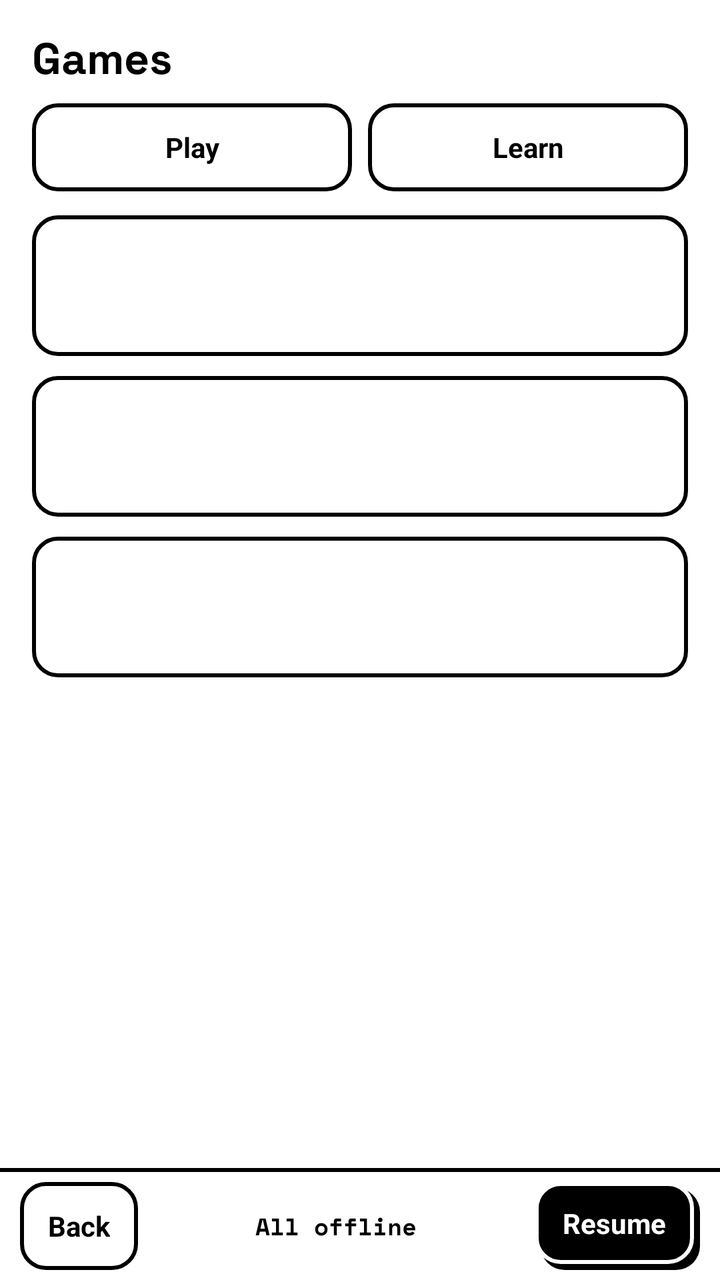
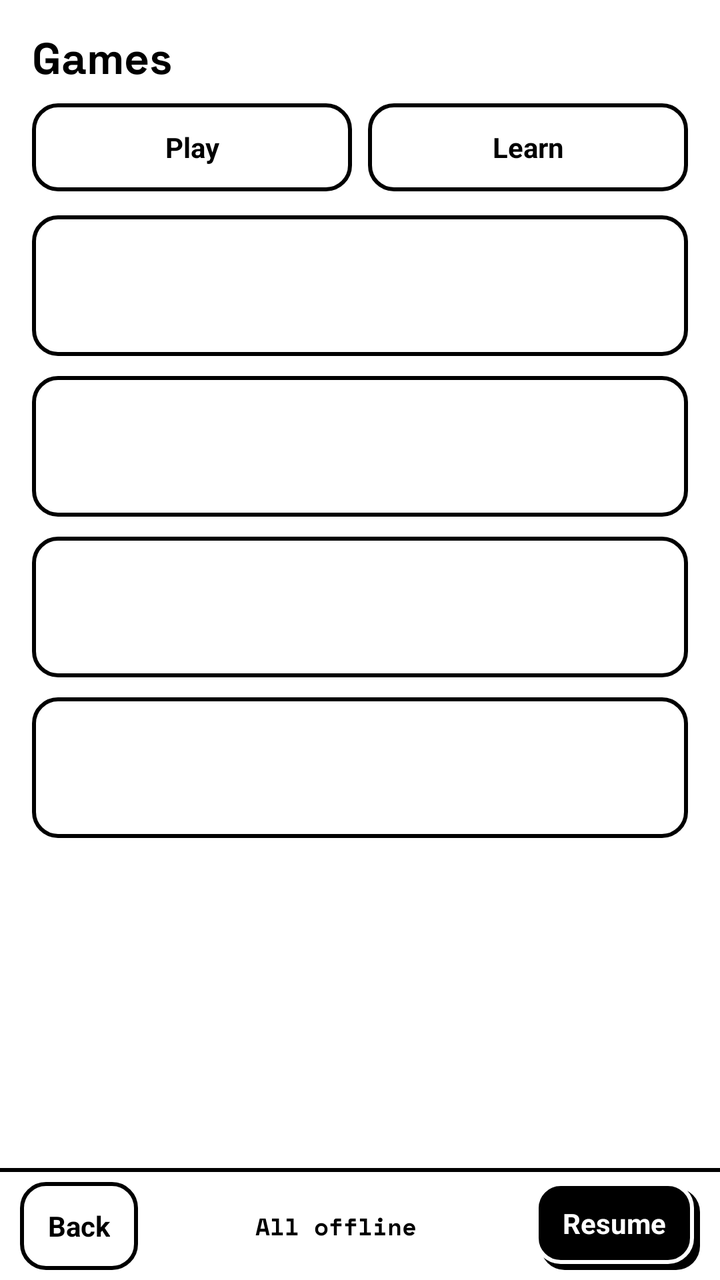

The first picture is an Android layout as it rendered before a commit; the second is the same layout after the commit. The layout source and the unified diff follow.
<!-- AndroidManifest.xml: application theme AppTheme -->
<!-- res/layout/games.xml -->
<?xml version="1.0" encoding="utf-8"?>
<FrameLayout xmlns:android="http://schemas.android.com/apk/res/android"
    android:layout_width="match_parent"
    android:layout_height="match_parent">

    <LinearLayout
        android:layout_width="match_parent"
        android:layout_height="match_parent"
        android:orientation="vertical">

        <TextView
            style="@style/Ds.Title"
            android:paddingLeft="16dp"
            android:paddingTop="12dp"
            android:paddingRight="16dp"
            android:text="@string/tab_games" />

        <LinearLayout
            android:layout_width="match_parent"
            android:layout_height="wrap_content"
            android:orientation="horizontal"
            android:paddingLeft="16dp"
            android:paddingTop="8dp"
            android:paddingRight="16dp">

            <TextView
                android:id="@+id/tab_play"
                style="@style/Ds.Button"
                android:layout_width="0dp"
                android:layout_weight="1"
                android:layout_marginRight="8dp"
                android:text="@string/games_play" />

            <TextView
                android:id="@+id/tab_learn"
                style="@style/Ds.Button"
                android:layout_width="0dp"
                android:layout_weight="1"
                android:text="@string/games_learn" />
        </LinearLayout>

        <LinearLayout
            android:id="@+id/play"
            android:layout_width="match_parent"
            android:layout_height="0dp"
            android:layout_weight="1"
            android:orientation="vertical"
            android:paddingLeft="16dp"
            android:paddingTop="12dp"
            android:paddingRight="16dp">

            <include android:id="@+id/game_sudoku" layout="@layout/game_tile" />

            <include android:id="@+id/game_mines" layout="@layout/game_tile" />

            <include android:id="@+id/game_lights" layout="@layout/game_tile" />
        </LinearLayout>

        <LinearLayout
            android:id="@+id/learn"
            android:layout_width="match_parent"
            android:layout_height="0dp"
            android:layout_weight="1"
            android:orientation="vertical"
            android:paddingLeft="16dp"
            android:paddingTop="12dp"
            android:paddingRight="16dp"
            android:visibility="gone">

            <include android:id="@+id/learn_general" layout="@layout/game_tile" />

            <include android:id="@+id/learn_all" layout="@layout/game_tile" />

            <include android:id="@+id/learn_missed" layout="@layout/game_tile" />
        </LinearLayout>

        <LinearLayout style="@style/Ds.Bar">

            <TextView android:id="@+id/back" style="@style/Ds.Button" android:text="@string/back" />

            <TextView style="@style/Ds.BarStatus" android:text="@string/games_offline" />

            <TextView android:id="@+id/resume" style="@style/Ds.Button.Primary" android:text="@string/games_resume" />
        </LinearLayout>
    </LinearLayout>

    <View
        android:id="@+id/flash"
        android:layout_width="match_parent"
        android:layout_height="match_parent"
        android:visibility="gone" />
</FrameLayout>
<!-- res/layout/game_tile.xml (included above) -->
<?xml version="1.0" encoding="utf-8"?>
<LinearLayout xmlns:android="http://schemas.android.com/apk/res/android"
    style="@style/Ds.Tile"
    android:layout_width="match_parent"
    android:layout_height="wrap_content"
    android:layout_marginBottom="10dp"
    android:minHeight="@dimen/ds_choice"
    android:orientation="vertical">

    <TextView
        android:id="@+id/name"
        style="@style/Ds.Title"
        android:duplicateParentState="true"
        android:textColor="@color/ds_on_button"
        android:textSize="18sp" />

    <TextView
        android:id="@+id/meta"
        style="@style/Ds.Text"
        android:duplicateParentState="true"
        android:textColor="@color/ds_on_button"
        android:textSize="15sp" />
</LinearLayout>
<!-- resources referenced by this layout -->
<resources>
  <dimen name="ds_choice">52dp</dimen>
  <string name="back">Back</string>
  <string name="games_learn">Learn</string>
  <string name="games_offline">All offline</string>
  <string name="games_play">Play</string>
  <string name="games_resume">Resume</string>
  <string name="tab_games">Games</string>
  <style name="Ds.Bar">
          <item name="android:layout_width">match_parent</item>
          <item name="android:layout_height">@dimen/ds_bar</item>
          <item name="android:orientation">horizontal</item>
          <item name="android:gravity">center_vertical</item>
          <item name="android:paddingLeft">10dp</item>
          <item name="android:paddingRight">10dp</item>
          <item name="android:paddingTop">@dimen/ds_border</item>
          <item name="android:background">@drawable/ds_bar</item>
      </style>
  <style name="Ds.BarStatus" parent="Ds.Mono">
          <item name="android:layout_width">0dp</item>
          <item name="android:layout_weight">1</item>
          <item name="android:gravity">center</item>
          <item name="android:textSize">12sp</item>
      </style>
  <style name="Ds.Button.Primary">
          
          <item name="android:paddingRight">17dp</item>
          <item name="android:paddingBottom">3dp</item>
          <item name="android:textColor">@color/ds_paper</item>
          <item name="android:background">@drawable/ds_button_primary</item>
      </style>
  <style name="Ds.Text">
          <item name="android:layout_width">match_parent</item>
          <item name="android:layout_height">wrap_content</item>
          <item name="android:textSize">16sp</item>
          <item name="android:lineSpacingMultiplier">1.2</item>
          <item name="android:textColor">@color/ds_ink</item>
      </style>
  <style name="Ds.Tile">
          <item name="android:background">@drawable/ds_button</item>
          <item name="android:padding">12dp</item>
          <item name="android:clickable">true</item>
          <item name="android:focusable">true</item>
      </style>
  <style name="Ds.Title">
          <item name="android:layout_width">wrap_content</item>
          <item name="android:layout_height">wrap_content</item>
          <item name="android:fontFamily">@font/space_grotesk_bold</item>
          <item name="android:textSize">22sp</item>
          <item name="android:textColor">@color/ds_ink</item>
      </style>
  <dimen name="ds_bar">56dp</dimen>
  <dimen name="ds_border">2dp</dimen>
  <!-- drawable ds_bar (drawable) -->
  <?xml version="1.0" encoding="utf-8"?>
  <layer-list xmlns:android="http://schemas.android.com/apk/res/android">
      <item><shape><solid android:color="@color/ds_ink" /></shape></item>
      <item android:top="@dimen/ds_border"><shape><solid android:color="@color/ds_paper" /></shape></item>
  </layer-list>
  <style name="Ds.Mono">
          <item name="android:layout_width">wrap_content</item>
          <item name="android:layout_height">wrap_content</item>
          <item name="android:fontFamily">@font/space_mono_bold</item>
          <item name="android:textSize">13sp</item>
          <item name="android:textColor">@color/ds_ink</item>
      </style>
  <dimen name="ds_touch">44dp</dimen>
  <color name="ds_paper">#FFFFFF</color>
  <color name="ds_ink">#000000</color>
  <!-- drawable ds_shape_ink (drawable) -->
  <?xml version="1.0" encoding="utf-8"?>
  <shape xmlns:android="http://schemas.android.com/apk/res/android">
      <solid android:color="@color/ds_ink" />
      <corners android:radius="@dimen/ds_radius" />
  </shape>
  <dimen name="ds_radius">12dp</dimen>
</resources>

<!-- the commit's change to res/layout/games.xml (unified diff, before → after) -->
@@ -48,6 +48,8 @@
             android:paddingLeft="16dp"
             android:paddingTop="12dp"
             android:paddingRight="16dp">
+
+            <include android:id="@+id/game_stacks" layout="@layout/game_tile" />
 
             <include android:id="@+id/game_sudoku" layout="@layout/game_tile" />
 
